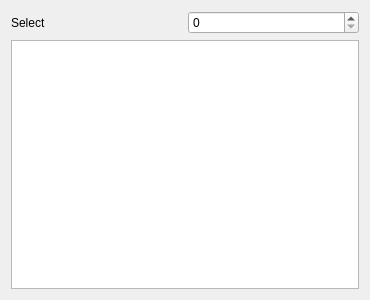
Old version of the form src/genericgui/TableSwitch.ui in the repository SalomePlatform/yacs.
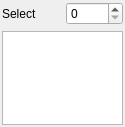
New version of the form.

The edit to the form file:
```diff
--- a/src/genericgui/TableSwitch.ui
+++ b/src/genericgui/TableSwitch.ui
@@ -1,20 +1,23 @@
 <ui version="4.0" >
  <class>TableSwitch</class>
- <widget class="QWidget" name="TableSwitch" >
-  <property name="geometry" >
+ <widget class="QWidget" name="TableSwitch">
+  <property name="geometry">
    <rect>
     <x>0</x>
     <y>0</y>
-    <width>370</width>
-    <height>300</height>
+    <width>125</width>
+    <height>127</height>
    </rect>
   </property>
   <property name="windowTitle" >
    <string>Form</string>
   </property>
-  <layout class="QGridLayout" name="gridLayout" >
-   <item row="0" column="0" >
-    <layout class="QHBoxLayout" name="horizontalLayout" >
+  <layout class="QGridLayout" name="gridLayout">
+   <property name="margin">
+    <number>2</number>
+   </property>
+   <item row="0" column="0">
+    <layout class="QHBoxLayout" name="horizontalLayout">
      <item>
       <widget class="QLabel" name="label" >
        <property name="text" >
```
Left out of the diff: 15 changed lines with no effect on the pictures.
